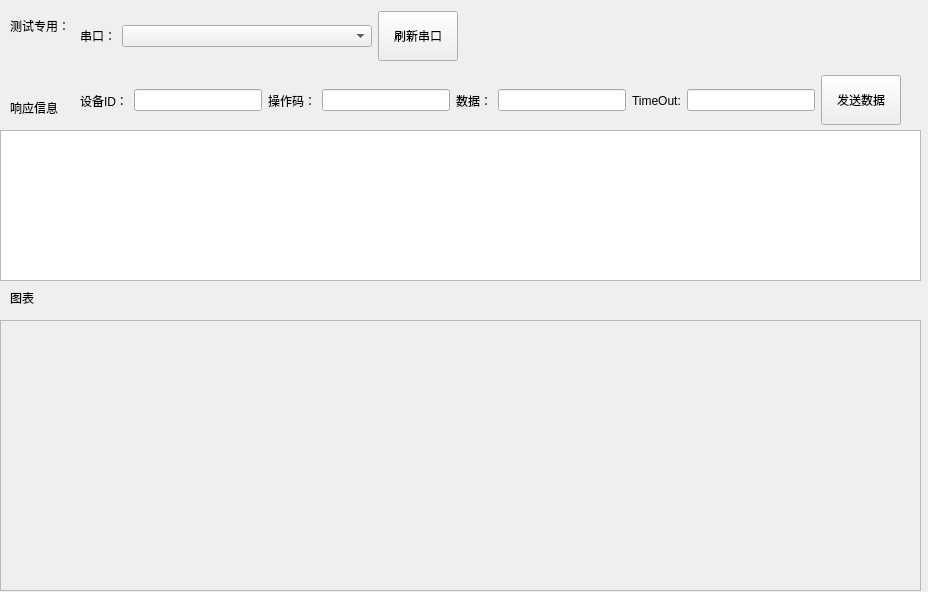
Before: the Qt Designer form ui/tab3.ui in 2950067210dqy/pyqt6_project, drawn with Qt 5.
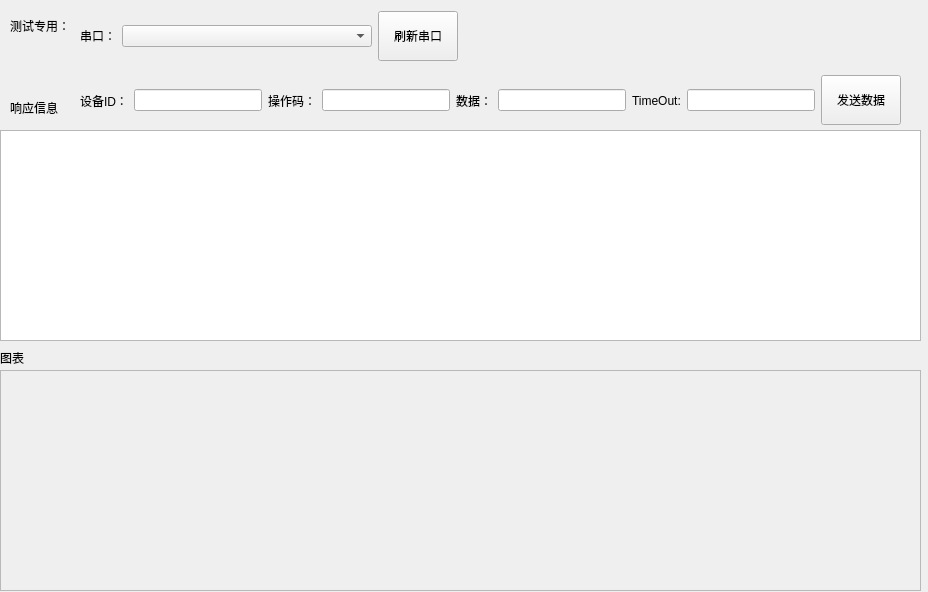
After: the same form once the commit is applied.

```diff
--- a/ui/tab3.ui
+++ b/ui/tab3.ui
@@ -45,8 +45,8 @@
   <widget class="QLabel" name="label_5">
    <property name="geometry">
     <rect>
-     <x>10</x>
-     <y>290</y>
+     <x>0</x>
+     <y>350</y>
      <width>54</width>
      <height>16</height>
     </rect>
@@ -116,7 +116,7 @@
      <x>0</x>
      <y>130</y>
      <width>921</width>
-     <height>151</height>
+     <height>211</height>
     </rect>
    </property>
   </widget>
@@ -200,9 +200,9 @@
    <property name="geometry">
     <rect>
      <x>0</x>
-     <y>320</y>
+     <y>370</y>
      <width>921</width>
-     <height>271</height>
+     <height>221</height>
     </rect>
    </property>
    <layout class="QVBoxLayout" name="chart_layout">
```
